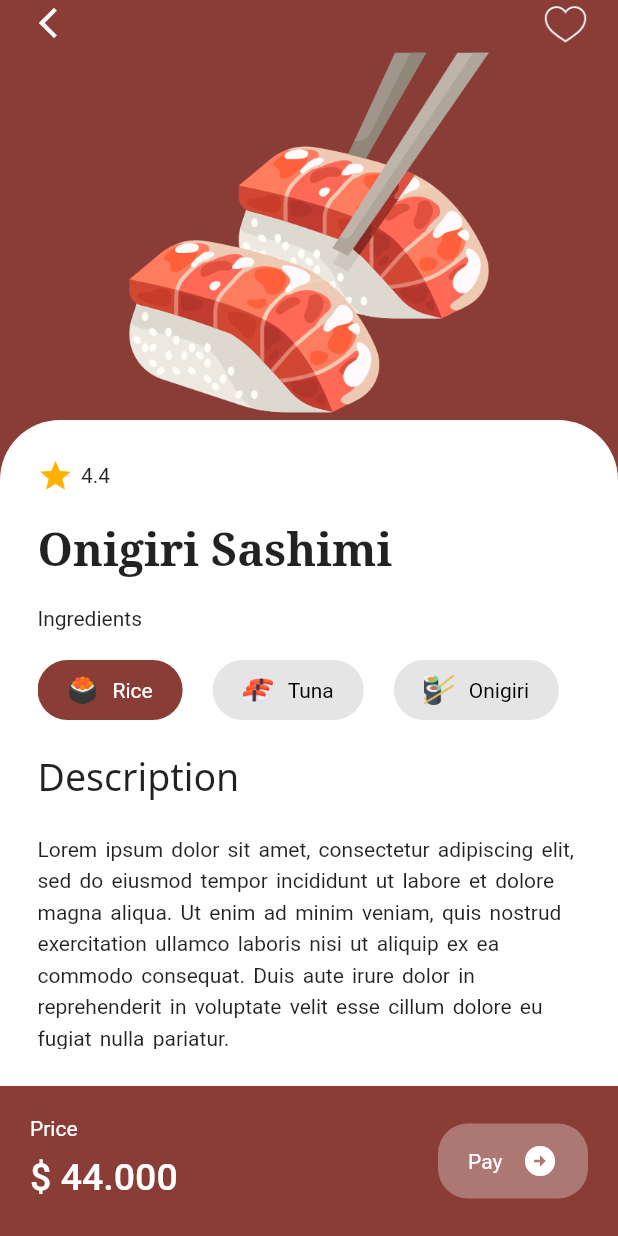
After one commit to nanangpratama99/sushi-app, a Flutter app: the DetailScreen screen opened directly, on a phone screen of 412 x 824 dp. The commit adds this screen. Run offline on Flutter 3.47's test engine with Material 2 defaults, Android fonts, the phone set to English and light mode, and no system bars; our stand-ins replace google_fonts; missing offline and left inert: slide_action.

Commit message:
add detail screen

```diff
--- /dev/null
+++ b/app_1/lib/models/ingredient_list.dart
@@ -0,0 +1,16 @@
+class IngredientListModel {
+  String name;
+  String image;
+
+  IngredientListModel({
+    required this.name,
+    required this.image,
+  });
+}
+
+List<IngredientListModel> ingredientData = [
+  IngredientListModel(name: 'Rice', image: 'assets/images/sushi-2.png'),
+  IngredientListModel(name: 'Tuna', image: 'assets/images/sushi.png'),
+  IngredientListModel(name: 'Onigiri', image: 'assets/images/sushi-3.png'),
+  IngredientListModel(name: 'Onion', image: 'assets/images/sushi.png'),
+];
--- /dev/null
+++ b/app_1/lib/screens/details/components/body.dart
@@ -0,0 +1,186 @@
+import 'package:app_1/screens/details/components/ingredient_list.dart';
+import 'package:flutter/material.dart';
+import 'package:google_fonts/google_fonts.dart';
+
+class Body extends StatefulWidget {
+  const Body({super.key});
+
+  @override
+  State<Body> createState() => _BodyState();
+}
+
+int selectedIndex = 0;
+
+class _BodyState extends State<Body> {
+  @override
+  Widget build(BuildContext context) {
+    return SafeArea(
+      child: Column(
+        children: [
+          Padding(
+            padding: const EdgeInsets.symmetric(horizontal: 20),
+            child: Row(
+              mainAxisAlignment: MainAxisAlignment.spaceBetween,
+              children: [
+                const Icon(
+                  Icons.arrow_back_ios_new,
+                  color: Colors.white,
+                ),
+                Image.asset(
+                  'assets/images/save-white.png',
+                  width: 30,
+                )
+              ],
+            ),
+          ),
+          Stack(
+            alignment: Alignment.center,
+            children: [
+              Positioned(
+                bottom: 0,
+                top: 400,
+                child: Container(
+                  padding: const EdgeInsets.all(15),
+                  decoration: const BoxDecoration(
+                    color: Colors.white,
+                    borderRadius: BorderRadius.only(
+                      topRight: Radius.circular(30),
+                      topLeft: Radius.circular(30),
+                    ),
+                  ),
+                  child: const Row(
+                    children: [Text("data")],
+                  ),
+                ),
+              ),
+              Positioned(
+                child: Container(
+                  child: Image.asset(
+                    'assets/images/sushi-1.png',
+                    width: 250,
+                  ),
+                ),
+              ),
+            ],
+          ),
+          Expanded(
+            child: Container(
+              width: MediaQuery.of(context).size.width,
+              padding: const EdgeInsets.all(25),
+              decoration: const BoxDecoration(
+                color: Colors.white,
+                borderRadius: BorderRadius.only(
+                  topLeft: Radius.circular(40),
+                  topRight: Radius.circular(40),
+                ),
+              ),
+              child: SingleChildScrollView(
+                child: Column(
+                  crossAxisAlignment: CrossAxisAlignment.start,
+                  children: [
+                    Row(
+                      children: [
+                        Icon(
+                          Icons.star,
+                          color: Colors.amber[600],
+                        ),
+                        const SizedBox(width: 5),
+                        const Text("4.4"),
+                      ],
+                    ),
+                    const SizedBox(height: 20),
+                    Text(
+                      "Onigiri Sashimi",
+                      style: GoogleFonts.notoSerif(
+                        fontSize: 30,
+                        fontWeight: FontWeight.w600,
+                      ),
+                    ),
+                    const SizedBox(height: 20),
+                    const Text("Ingredients"),
+                    const SizedBox(height: 20),
+                    const IngredientList(),
+                    const SizedBox(height: 20),
+                    Column(
+                      crossAxisAlignment: CrossAxisAlignment.start,
+                      children: [
+                        Text(
+                          "Description",
+                          style: GoogleFonts.notoSans(fontSize: 25),
+                        ),
+                        const SizedBox(height: 20),
+                        const Text(
+                          softWrap: true,
+                          style: TextStyle(wordSpacing: 2, height: 1.5),
+                          "Lorem ipsum dolor sit amet, consectetur adipiscing elit, sed do eiusmod tempor incididunt ut labore et dolore magna aliqua. Ut enim ad minim veniam, quis nostrud exercitation ullamco laboris nisi ut aliquip ex ea commodo consequat. Duis aute irure dolor in reprehenderit in voluptate velit esse cillum dolore eu fugiat nulla pariatur.",
+                        )
+                      ],
+                    ),
+                    const SizedBox(height: 20),
+                  ],
+                ),
+              ),
+            ),
+          ),
+          Container(
+            padding: const EdgeInsets.all(20),
+            height: 100,
+            width: MediaQuery.of(context).size.width,
+            decoration: const BoxDecoration(
+              color: Color.fromARGB(255, 138, 60, 55),
+              borderRadius: BorderRadius.only(
+                topLeft: Radius.circular(20),
+                topRight: Radius.circular(20),
+              ),
+            ),
+            child: Row(
+              mainAxisAlignment: MainAxisAlignment.spaceBetween,
+              children: [
+                const Column(
+                  crossAxisAlignment: CrossAxisAlignment.start,
+                  children: [
+                    Text(
+                      "Price",
+                      style: TextStyle(color: Colors.white),
+                    ),
+                    SizedBox(height: 10),
+                    Text(
+                      "\$ 44.000",
+                      style: TextStyle(
+                        color: Colors.white,
+                        fontSize: 25,
+                        fontWeight: FontWeight.w500,
+                      ),
+                    ),
+                  ],
+                ),
+                Container(
+                  padding: const EdgeInsets.only(left: 20, right: 20),
+                  height: 50,
+                  width: 100,
+                  decoration: BoxDecoration(
+                    color: Colors.white.withOpacity(0.3),
+                    borderRadius: BorderRadius.circular(20),
+                  ),
+                  child: const Row(
+                    mainAxisAlignment: MainAxisAlignment.spaceBetween,
+                    children: [
+                      Text(
+                        "Pay",
+                        style: TextStyle(color: Colors.white),
+                      ),
+                      Icon(
+                        Icons.arrow_circle_right,
+                        color: Colors.white,
+                      )
+                    ],
+                  ),
+                )
+              ],
+            ),
+          )
+        ],
+      ),
+    );
+  }
+}
--- /dev/null
+++ b/app_1/lib/screens/details/components/ingredient_item.dart
@@ -0,0 +1,50 @@
+import 'package:app_1/models/ingredient_list.dart';
+import 'package:flutter/material.dart';
+
+class BuildIngredientList extends StatefulWidget {
+  BuildIngredientList({
+    super.key,
+    required this.ingredientModal,
+    required this.onTap,
+    required this.selectedIndex,
+  });
+
+  final IngredientListModel ingredientModal;
+  void Function()? onTap;
+  bool selectedIndex;
+
+  @override
+  State<BuildIngredientList> createState() => _BuildIngredientListState();
+}
+
+class _BuildIngredientListState extends State<BuildIngredientList> {
+  @override
+  Widget build(BuildContext context) {
+    return GestureDetector(
+      onTap: widget.onTap,
+      child: Container(
+        margin: const EdgeInsets.only(right: 20),
+        padding: const EdgeInsets.symmetric(horizontal: 20, vertical: 10),
+        decoration: BoxDecoration(
+            borderRadius: BorderRadius.circular(20),
+            color: widget.selectedIndex
+                ? const Color.fromARGB(255, 138, 60, 55)
+                : Colors.black.withOpacity(0.1)),
+        child: Row(
+          children: [
+            Image.asset(
+              widget.ingredientModal.image,
+              width: 20,
+            ),
+            const SizedBox(width: 10),
+            Text(
+              widget.ingredientModal.name,
+              style: TextStyle(
+                  color: widget.selectedIndex ? Colors.white : Colors.black),
+            )
+          ],
+        ),
+      ),
+    );
+  }
+}
--- /dev/null
+++ b/app_1/lib/screens/details/components/ingredient_list.dart
@@ -0,0 +1,40 @@
+import 'package:app_1/models/ingredient_list.dart';
+import 'package:app_1/screens/details/components/body.dart';
+import 'package:app_1/screens/details/components/ingredient_item.dart';
+import 'package:flutter/material.dart';
+
+class IngredientList extends StatefulWidget {
+  const IngredientList({
+    super.key,
+  });
+
+  @override
+  State<IngredientList> createState() => _IngredientListState();
+}
+
+class _IngredientListState extends State<IngredientList> {
+  @override
+  Widget build(BuildContext context) {
+    return SizedBox(
+      height: 40,
+      child: ListView.builder(
+        itemCount: ingredientData.length,
+        scrollDirection: Axis.horizontal,
+        itemBuilder: (context, index) {
+          return BuildIngredientList(
+            onTap: () {
+              setState(() {
+                // Anda perlu mengatur selectedIndex di luar BuildIngredientList
+                selectedIndex = index;
+              });
+              print(ingredientData[index]);
+            },
+            ingredientModal: ingredientData[index],
+            // Tambahkan operasi ternary untuk mengatur warna latar belakang
+            selectedIndex: selectedIndex == index,
+          );
+        },
+      ),
+    );
+  }
+}
--- /dev/null
+++ b/app_1/lib/screens/details/details_screen.dart
@@ -0,0 +1,42 @@
+import 'package:app_1/screens/details/components/body.dart';
+import 'package:flutter/material.dart';
+
+class DetailScreen extends StatefulWidget {
+  const DetailScreen({super.key});
+
+  @override
+  State<DetailScreen> createState() => _DetailScreenState();
+}
+
+class _DetailScreenState extends State<DetailScreen> {
+  @override
+  Widget build(BuildContext context) {
+    return const Scaffold(
+      // backgroundColor: Colors.grey.shade200,
+      backgroundColor: Color.fromARGB(255, 138, 60, 55),
+      body: Body(),
+    );
+  }
+
+  AppBar buildAppBar() {
+    return AppBar(
+      automaticallyImplyLeading: false,
+      // backgroundColor: Colors.grey.shade200,
+      backgroundColor: const Color.fromARGB(255, 138, 60, 55),
+      elevation: 0,
+      leading: const Icon(
+        Icons.arrow_back_ios,
+        color: Colors.white,
+      ),
+      actions: [
+        Padding(
+          padding: const EdgeInsets.only(right: 10.0),
+          child: Image.asset(
+            'assets/images/save-1.png',
+            width: 30,
+          ),
+        )
+      ],
+    );
+  }
+}
--- a/app_1/lib/screens/home/home_screen.dart
+++ b/app_1/lib/screens/home/home_screen.dart
@@ -1,5 +1,6 @@
 import 'package:app_1/models/chip_menu_item.dart';
 import 'package:app_1/models/sashimi_item.dart';
+import 'package:app_1/screens/details/details_screen.dart';
 import 'package:flutter/material.dart';
 
 import '../../models/menu_drawer.dart';
@@ -234,7 +235,13 @@ class _HomeScreenState extends State<HomeScreen> {
                         : sushiItemData.length,
                 itemBuilder: (context, index) {
                   return GestureDetector(
-                    child: Container(
+                    onTap: () => Navigator.push(
+                        context,
+                        MaterialPageRoute(
+                            builder: (context) => const DetailScreen())),
+                    child: Stack(
+                      children: [
+                        Container(
                           margin: const EdgeInsets.only(left: 20),
                           padding: const EdgeInsets.symmetric(
                               horizontal: 25, vertical: 15),
@@ -254,7 +261,8 @@ class _HomeScreenState extends State<HomeScreen> {
                                 width: 100,
                               ),
                               Row(
-                            mainAxisAlignment: MainAxisAlignment.spaceBetween,
+                                mainAxisAlignment:
+                                    MainAxisAlignment.spaceBetween,
                                 children: [
                                   Text(
                                     selectedChipIndex == 0
@@ -289,6 +297,16 @@ class _HomeScreenState extends State<HomeScreen> {
                               )
                             ],
                           ),
+                        ),
+                        Positioned(
+                          right: 10,
+                          top: 10,
+                          child: Image.asset(
+                            'assets/images/save-1.png',
+                            width: 20,
+                          ),
+                        )
+                      ],
                     ),
                   );
                 },
```
Also changed, not shown: app_1/assets/images/save-1.png (added), app_1/assets/images/save-2.png (added), app_1/assets/images/save-white.png (added). Lines whose indentation alone changed are shown as unchanged.
